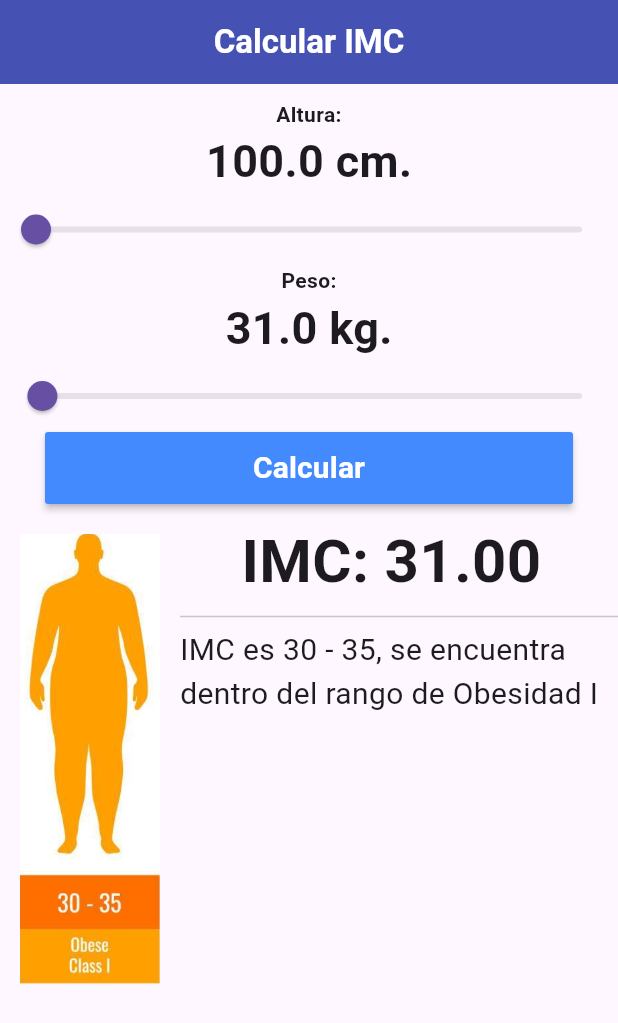
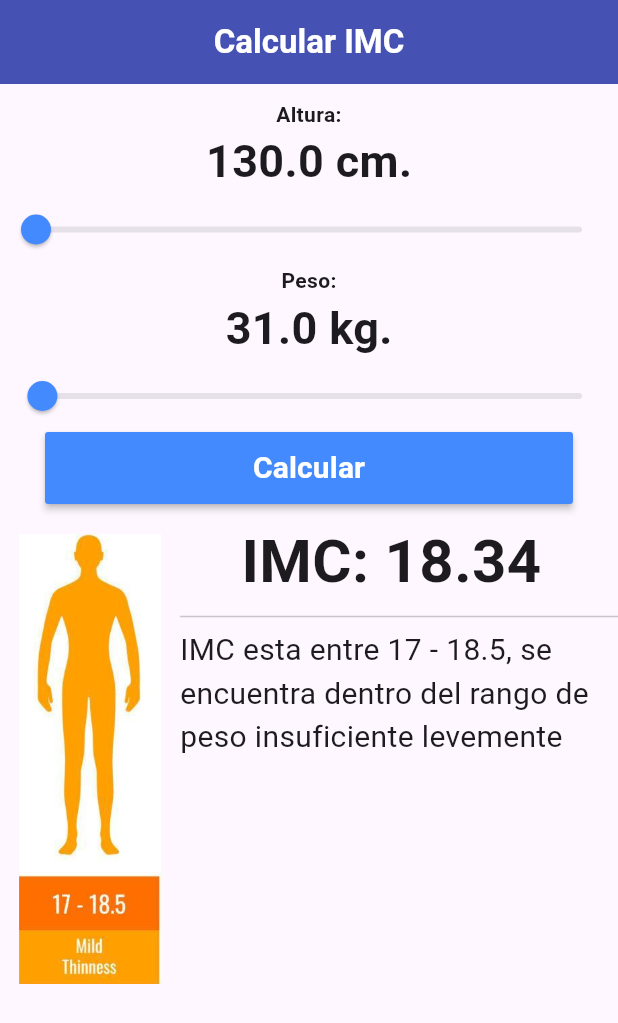
Before and after one commit to AlberthRuiz/flutter_calculadoraimcapp, a Flutter app: the screen it shows after launch, after a tap on "Calcular", on a phone screen of 412 x 824 dp. Shown: the top 1023 px of the screen. Run offline on Flutter 3.47's test engine with Material 3 defaults, Android fonts, the phone set to English and light mode, and no system bars.

Commit message:
cambio de color y correccion en clase calculadora

```diff
--- a/lib/main.dart
+++ b/lib/main.dart
@@ -14,7 +14,7 @@ class CalculadorImcPage extends StatefulWidget {
 }
 
 class _CalculadorImcPage extends State<CalculadorImcPage> {
-  double altura = 100, peso = 31, resultado = 0;
+  double altura = 130, peso = 31, resultado = 0;
 
   Calculadora calculadora = Calculadora();
 
@@ -60,8 +60,9 @@ class _CalculadorImcPage extends State<CalculadorImcPage> {
                   ),
                   SizedBox(
                     child: Slider(
-                      min: 100.0,
+                      min: 130.0,
                       max: 200.0,
+                      activeColor: Colors.blueAccent,
                       value: altura,
                       onChanged: (double value) => setState(() {
                         altura = double.parse(value.toStringAsFixed(2));
@@ -86,6 +87,7 @@ class _CalculadorImcPage extends State<CalculadorImcPage> {
                     child: Slider(
                       min: 29.0,
                       max: 200.0,
+                      activeColor: Colors.blueAccent,
                       value: peso,
                       onChanged: (double value) => setState(() {
                         peso = double.parse(value.toStringAsFixed(2));
--- a/lib/models/calculadore.dart
+++ b/lib/models/calculadore.dart
@@ -18,7 +18,7 @@ class Calculadora {
         valorMinimo: 16,
         valorMaximo: 17.0),
     Imc(
-        descripcion: "moderatethinness",
+        descripcion: "mildthinness",
         recomendaciones:
             "IMC esta entre 17 - 18.5, se encuentra dentro del rango de peso insuficiente levemente",
         valorMinimo: 17,
```
